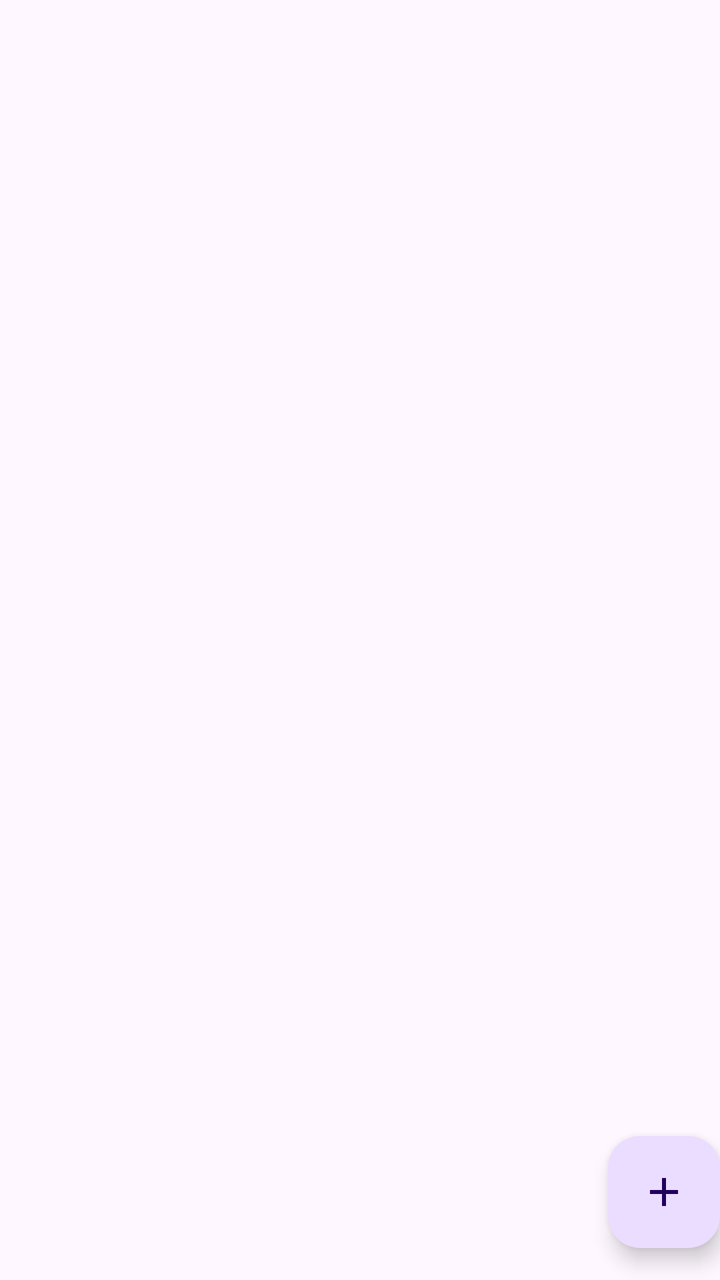
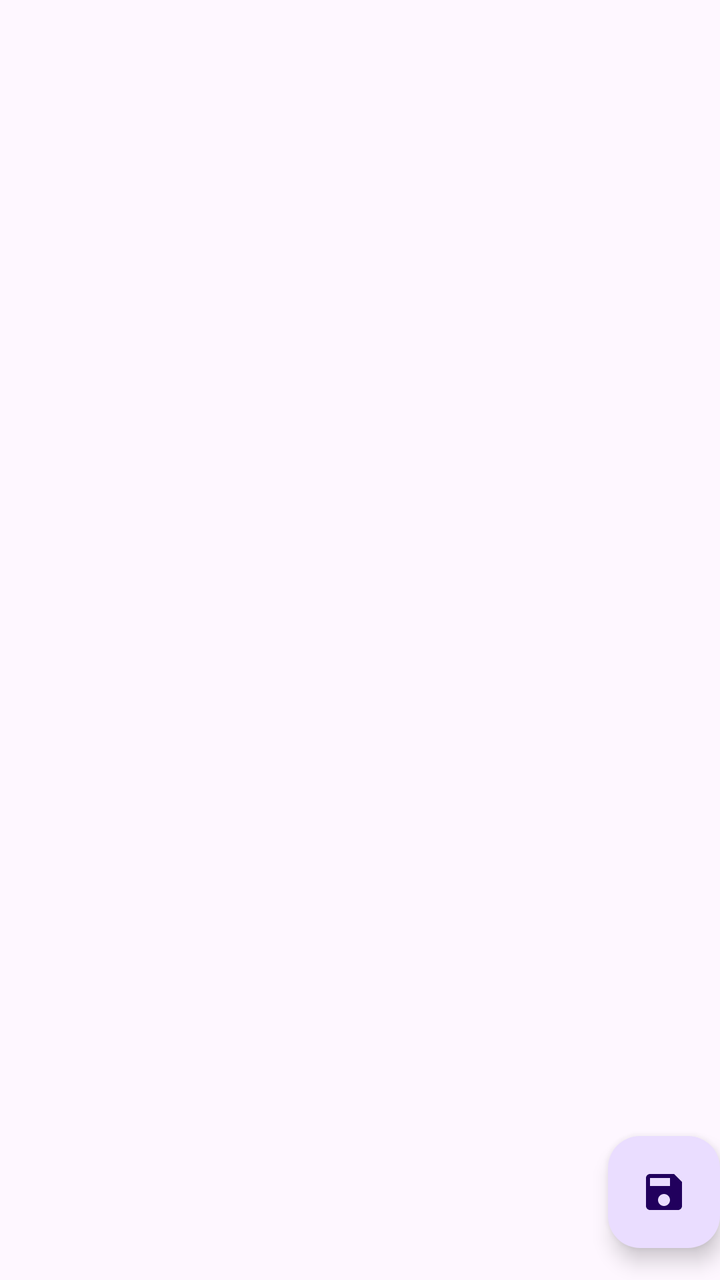

Before-and-after screenshots of an Android layout around one commit, followed by the original layout XML and the change that was made.
<!-- AndroidManifest.xml: application theme Theme.Pccontrol -->
<!-- res/layout/fragment_create_action.xml -->
<?xml version="1.0" encoding="utf-8"?>
<FrameLayout xmlns:android="http://schemas.android.com/apk/res/android"
    xmlns:app="http://schemas.android.com/apk/res-auto"
    xmlns:tools="http://schemas.android.com/tools"
    android:layout_width="match_parent"
    android:layout_height="match_parent"
    tools:context=".createAction">

    

    <androidx.constraintlayout.widget.ConstraintLayout
        android:layout_width="match_parent"
        android:layout_height="match_parent">


        <ScrollView
            android:id="@+id/scrollView2"
            android:layout_width="match_parent"
            android:layout_height="match_parent">

            <LinearLayout
                android:layout_width="match_parent"
                android:layout_height="match_parent">


            </LinearLayout>

        </ScrollView>


        <com.google.android.material.floatingactionbutton.FloatingActionButton
            android:id="@+id/createActionBut"
            android:layout_width="wrap_content"
            android:layout_height="wrap_content"
            android:layout_marginBottom="16dp"
            android:clickable="true"
            android:src="@drawable/outline_add_24"
            app:layout_constraintBottom_toBottomOf="parent"
            app:layout_constraintEnd_toEndOf="parent" />

    </androidx.constraintlayout.widget.ConstraintLayout>

</FrameLayout>
<!-- resources referenced by this layout -->
<resources>
  <!-- drawable outline_add_24 (drawable) -->
  <vector xmlns:android="http://schemas.android.com/apk/res/android" android:height="24dp" android:tint="#000000" android:viewportHeight="960" android:viewportWidth="960" android:width="24dp">
        
      <path android:fillColor="@android:color/white" android:pathData="M440,520L200,520L200,440L440,440L440,200L520,200L520,440L760,440L760,520L520,520L520,760L440,760L440,520Z"/>
      
  </vector>
  <style name="Theme.Pccontrol" parent="Base.Theme.Pccontrol" />
  <style name="Base.Theme.Pccontrol" parent="Theme.Material3.DayNight.NoActionBar">
          
          
      </style>
</resources>

<!-- the commit's change to res/layout/fragment_create_action.xml (unified diff, before → after) -->
@@ -4,7 +4,7 @@
     xmlns:tools="http://schemas.android.com/tools"
     android:layout_width="match_parent"
     android:layout_height="match_parent"
-    tools:context=".createAction">
+    tools:context=".CreateAction">
 
     
 
@@ -34,7 +34,7 @@
             android:layout_height="wrap_content"
             android:layout_marginBottom="16dp"
             android:clickable="true"
-            android:src="@drawable/outline_add_24"
+            android:src="@drawable/save"
             app:layout_constraintBottom_toBottomOf="parent"
             app:layout_constraintEnd_toEndOf="parent" />
 
<!-- resource entries referenced after the edit -->
@@ -1,9 +1,9 @@
 <!-- resources referenced by this layout -->
 <resources>
-  <!-- drawable outline_add_24 (drawable) -->
-  <vector xmlns:android="http://schemas.android.com/apk/res/android" android:height="24dp" android:tint="#000000" android:viewportHeight="960" android:viewportWidth="960" android:width="24dp">
+  <!-- drawable save (drawable) -->
+  <vector xmlns:android="http://schemas.android.com/apk/res/android" android:height="24dp" android:tint="#000000" android:viewportHeight="24" android:viewportWidth="24" android:width="24dp">
         
-      <path android:fillColor="@android:color/white" android:pathData="M440,520L200,520L200,440L440,440L440,200L520,200L520,440L760,440L760,520L520,520L520,760L440,760L440,520Z"/>
+      <path android:fillColor="@android:color/white" android:pathData="M17,3L5,3c-1.11,0 -2,0.9 -2,2v14c0,1.1 0.89,2 2,2h14c1.1,0 2,-0.9 2,-2L21,7l-4,-4zM12,19c-1.66,0 -3,-1.34 -3,-3s1.34,-3 3,-3 3,1.34 3,3 -1.34,3 -3,3zM15,9L5,9L5,5h10v4z"/>
       
   </vector>
   <style name="Theme.Pccontrol" parent="Base.Theme.Pccontrol" />
